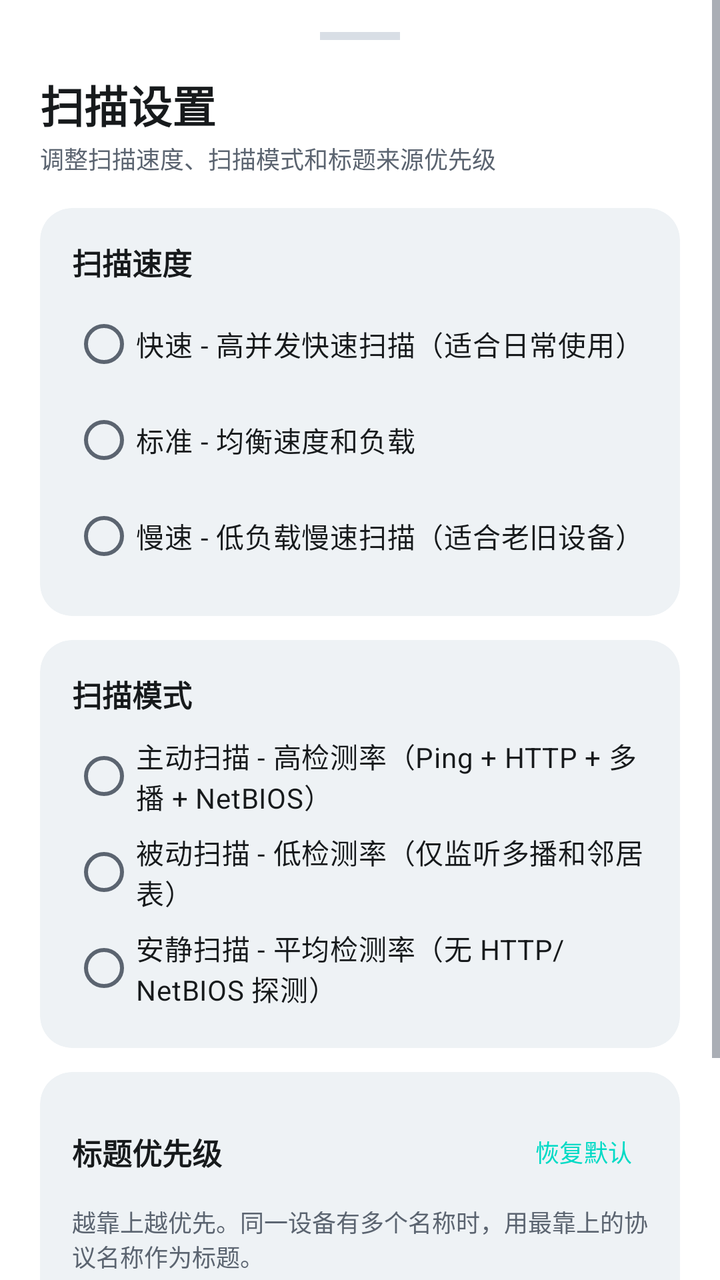
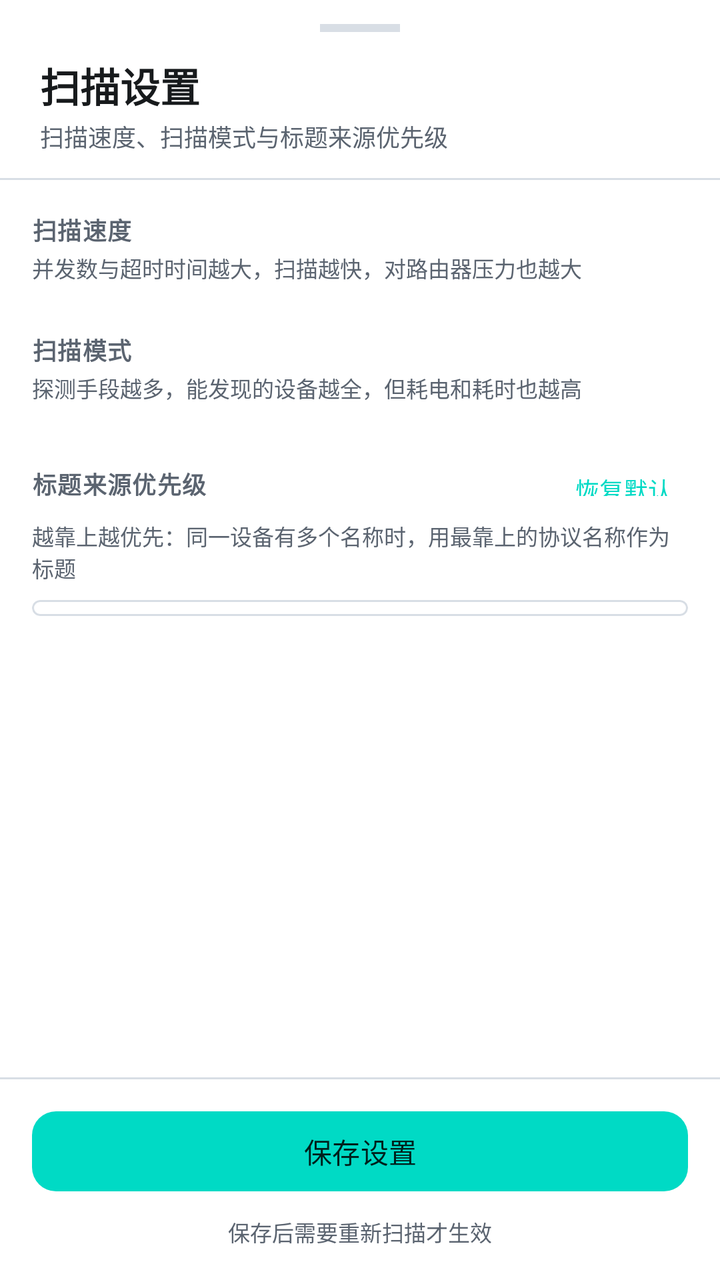

Two renders of the same Android screen: before a commit and after it. Below are the layout's source before the change and the commit's diff.
<!-- AndroidManifest.xml: application theme Theme.NetworkTool -->
<!-- res/layout/dialog_scan_settings.xml -->
<?xml version="1.0" encoding="utf-8"?>
<ScrollView xmlns:android="http://schemas.android.com/apk/res/android"
    xmlns:app="http://schemas.android.com/apk/res-auto"
    android:layout_width="match_parent"
    android:layout_height="wrap_content"
    android:background="?attr/colorSurface"
    android:fillViewport="true">

    <LinearLayout
        android:layout_width="match_parent"
        android:layout_height="wrap_content"
        android:orientation="vertical"
        android:paddingStart="@dimen/space_5"
        android:paddingTop="@dimen/space_4"
        android:paddingEnd="@dimen/space_5"
        android:paddingBottom="@dimen/space_5">

        <View
            android:layout_width="40dp"
            android:layout_height="4dp"
            android:layout_gravity="center_horizontal"
            android:background="?attr/colorOutlineVariant" />

        <TextView
            android:layout_width="wrap_content"
            android:layout_height="wrap_content"
            android:layout_marginTop="@dimen/space_4"
            android:text="扫描设置"
            android:textColor="?attr/colorOnSurface"
            android:textSize="22sp"
            android:textStyle="bold" />

        <TextView
            android:layout_width="wrap_content"
            android:layout_height="wrap_content"
            android:layout_marginTop="2dp"
            android:text="调整扫描速度、扫描模式和标题来源优先级"
            android:textColor="?attr/colorOnSurfaceVariant"
            android:textSize="12sp" />

        
        <com.google.android.material.card.MaterialCardView
            android:layout_width="match_parent"
            android:layout_height="wrap_content"
            android:layout_marginTop="@dimen/space_4"
            app:cardBackgroundColor="?attr/colorSurfaceVariant"
            app:cardCornerRadius="16dp"
            app:cardElevation="0dp"
            app:strokeWidth="0dp">

            <LinearLayout
                android:layout_width="match_parent"
                android:layout_height="wrap_content"
                android:orientation="vertical"
                android:padding="16dp">

                <TextView
                    android:layout_width="wrap_content"
                    android:layout_height="wrap_content"
                    android:text="扫描速度"
                    android:textColor="?attr/colorOnSurface"
                    android:textSize="15sp"
                    android:textStyle="bold" />

                <RadioGroup
                    android:id="@+id/speedGroup"
                    android:layout_width="match_parent"
                    android:layout_height="wrap_content"
                    android:layout_marginTop="6dp">

                    <RadioButton
                        android:id="@+id/speedFast"
                        android:layout_width="match_parent"
                        android:layout_height="wrap_content"
                        android:text="快速 - 高并发快速扫描（适合日常使用）"
                        android:textColor="?attr/colorOnSurface"
                        android:textSize="14sp"
                        android:buttonTint="?attr/colorPrimary" />

                    <RadioButton
                        android:id="@+id/speedStandard"
                        android:layout_width="match_parent"
                        android:layout_height="wrap_content"
                        android:text="标准 - 均衡速度和负载"
                        android:textColor="?attr/colorOnSurface"
                        android:textSize="14sp"
                        android:buttonTint="?attr/colorPrimary" />

                    <RadioButton
                        android:id="@+id/speedSlow"
                        android:layout_width="match_parent"
                        android:layout_height="wrap_content"
                        android:text="慢速 - 低负载慢速扫描（适合老旧设备）"
                        android:textColor="?attr/colorOnSurface"
                        android:textSize="14sp"
                        android:buttonTint="?attr/colorPrimary" />
                </RadioGroup>
            </LinearLayout>
        </com.google.android.material.card.MaterialCardView>

        
        <com.google.android.material.card.MaterialCardView
            android:layout_width="match_parent"
            android:layout_height="wrap_content"
            android:layout_marginTop="@dimen/space_3"
            app:cardBackgroundColor="?attr/colorSurfaceVariant"
            app:cardCornerRadius="16dp"
            app:cardElevation="0dp"
            app:strokeWidth="0dp">

            <LinearLayout
                android:layout_width="match_parent"
                android:layout_height="wrap_content"
                android:orientation="vertical"
                android:padding="16dp">

                <TextView
                    android:layout_width="wrap_content"
                    android:layout_height="wrap_content"
                    android:text="扫描模式"
                    android:textColor="?attr/colorOnSurface"
                    android:textSize="15sp"
                    android:textStyle="bold" />

                <RadioGroup
                    android:id="@+id/modeGroup"
                    android:layout_width="match_parent"
                    android:layout_height="wrap_content"
                    android:layout_marginTop="6dp">

                    <RadioButton
                        android:id="@+id/modeActive"
                        android:layout_width="match_parent"
                        android:layout_height="wrap_content"
                        android:text="主动扫描 - 高检测率（Ping + HTTP + 多播 + NetBIOS）"
                        android:textColor="?attr/colorOnSurface"
                        android:textSize="14sp"
                        android:buttonTint="?attr/colorPrimary" />

                    <RadioButton
                        android:id="@+id/modePassive"
                        android:layout_width="match_parent"
                        android:layout_height="wrap_content"
                        android:text="被动扫描 - 低检测率（仅监听多播和邻居表）"
                        android:textColor="?attr/colorOnSurface"
                        android:textSize="14sp"
                        android:buttonTint="?attr/colorPrimary" />

                    <RadioButton
                        android:id="@+id/modeQuiet"
                        android:layout_width="match_parent"
                        android:layout_height="wrap_content"
                        android:text="安静扫描 - 平均检测率（无 HTTP/NetBIOS 探测）"
                        android:textColor="?attr/colorOnSurface"
                        android:textSize="14sp"
                        android:buttonTint="?attr/colorPrimary" />
                </RadioGroup>
            </LinearLayout>
        </com.google.android.material.card.MaterialCardView>

        
        <com.google.android.material.card.MaterialCardView
            android:layout_width="match_parent"
            android:layout_height="wrap_content"
            android:layout_marginTop="@dimen/space_3"
            app:cardBackgroundColor="?attr/colorSurfaceVariant"
            app:cardCornerRadius="16dp"
            app:cardElevation="0dp"
            app:strokeWidth="0dp">

            <LinearLayout
                android:layout_width="match_parent"
                android:layout_height="wrap_content"
                android:orientation="vertical"
                android:padding="16dp">

                <LinearLayout
                    android:layout_width="match_parent"
                    android:layout_height="wrap_content"
                    android:gravity="center_vertical"
                    android:orientation="horizontal">

                    <TextView
                        android:layout_width="0dp"
                        android:layout_height="wrap_content"
                        android:layout_weight="1"
                        android:text="标题优先级"
                        android:textColor="?attr/colorOnSurface"
                        android:textSize="15sp"
                        android:textStyle="bold" />

                    <com.google.android.material.button.MaterialButton
                        android:id="@+id/btnResetPriority"
                        style="@style/Widget.NetworkTool.Button.TextButton"
                        android:layout_width="wrap_content"
                        android:layout_height="wrap_content"
                        android:minWidth="0dp"
                        android:paddingStart="8dp"
                        android:paddingEnd="8dp"
                        android:text="恢复默认"
                        android:textSize="12sp" />
                </LinearLayout>

                <TextView
                    android:layout_width="match_parent"
                    android:layout_height="wrap_content"
                    android:layout_marginTop="2dp"
                    android:text="越靠上越优先。同一设备有多个名称时，用最靠上的协议名称作为标题。"
                    android:textColor="?attr/colorOnSurfaceVariant"
                    android:textSize="12sp" />

                <LinearLayout
                    android:id="@+id/priorityList"
                    android:layout_width="match_parent"
                    android:layout_height="wrap_content"
                    android:layout_marginTop="8dp"
                    android:orientation="vertical" />
            </LinearLayout>
        </com.google.android.material.card.MaterialCardView>

        <com.google.android.material.button.MaterialButton
            android:id="@+id/btnSave"
            android:layout_width="match_parent"
            android:layout_height="48dp"
            android:layout_marginTop="@dimen/space_5"
            android:text="保存设置"
            app:cornerRadius="12dp" />

        <TextView
            android:layout_width="match_parent"
            android:layout_height="wrap_content"
            android:layout_marginTop="8dp"
            android:gravity="center"
            android:text="重新扫描后生效"
            android:textColor="?attr/colorOnSurfaceVariant"
            android:textSize="12sp" />
    </LinearLayout>
</ScrollView>
<!-- resources referenced by this layout -->
<resources>
  <dimen name="space_3">12dp</dimen>
  <dimen name="space_4">16dp</dimen>
  <dimen name="space_5">20dp</dimen>
  <style name="Widget.NetworkTool.Button.TextButton" parent="Widget.Material3.Button.TextButton">
          <item name="android:elevation">0dp</item>
          <item name="android:stateListAnimator">@null</item>
      </style>
  <style name="Theme.NetworkTool" parent="Theme.Material3.Light.NoActionBar">
          
          <item name="colorPrimary">@color/colorPrimary</item>
          <item name="colorPrimaryDark">@color/colorPrimaryDark</item>
          <item name="colorAccent">@color/colorAccent</item>
          <item name="colorOnPrimary">@color/colorOnPrimary</item>
          <item name="colorPrimaryContainer">@color/colorPrimaryContainer</item>
          <item name="colorOnPrimaryContainer">@color/colorOnPrimaryContainer</item>
  
          
          <item name="android:colorBackground">@color/colorBackground</item>
          <item name="colorSurface">@color/colorSurface</item>
          <item name="colorOnSurface">@color/colorOnSurface</item>
          <item name="colorOnBackground">@color/colorOnBackground</item>
          <item name="colorSurfaceVariant">@color/colorSurfaceContainer</item>
          <item name="colorOnSurfaceVariant">@color/textSecondary</item>
  
          
          <item name="colorOutline">@color/colorOutline</item>
          <item name="colorOutlineVariant">@color/colorOutlineVariant</item>
  
          
          <item name="android:textColorPrimary">@color/textPrimary</item>
          <item name="android:textColorSecondary">@color/textSecondary</item>
  
          
          <item name="android:statusBarColor">@color/colorBackground</item>
          <item name="android:navigationBarColor">@color/colorSurface</item>
          <item name="android:windowLightStatusBar">true</item>
          <item name="android:windowLightNavigationBar">true</item>
          <item name="android:windowBackground">@color/colorBackground</item>
          <item name="android:windowDrawsSystemBarBackgrounds">true</item>
  
          
          <item name="toolbarStyle">@style/Widget.NetworkTool.Toolbar</item>
          <item name="materialButtonStyle">@style/Widget.NetworkTool.Button</item>
      </style>
  <color name="colorPrimary">#00DAC5</color>
  <color name="colorPrimaryDark">#00B5A1</color>
  <color name="colorAccent">#00DAC5</color>
  <color name="colorOnPrimary">#00201C</color>
  <color name="colorPrimaryContainer">#B8FFF7</color>
  <color name="colorOnPrimaryContainer">#00201C</color>
  <color name="colorBackground">#F6F8FA</color>
  <color name="colorSurface">#FFFFFF</color>
  <color name="colorOnSurface">#171A1C</color>
  <color name="colorOnBackground">#171A1C</color>
  <color name="colorSurfaceContainer">#EEF2F5</color>
  <color name="textSecondary">#5B6470</color>
  <color name="colorOutline">#8A94A0</color>
  <color name="colorOutlineVariant">#D8DEE5</color>
  <color name="textPrimary">#171A1C</color>
  <style name="Widget.NetworkTool.Toolbar" parent="Widget.Material3.Toolbar">
          <item name="android:background">@android:color/transparent</item>
          <item name="android:elevation">0dp</item>
          <item name="titleTextColor">?attr/colorOnSurface</item>
          <item name="titleTextAppearance">@style/TextAppearance.NetworkTool.ToolbarTitle</item>
          <item name="subtitleTextColor">?attr/colorOnSurfaceVariant</item>
          <item name="navigationIconTint">?attr/colorOnSurface</item>
      </style>
  <style name="Widget.NetworkTool.Button" parent="Widget.Material3.Button">
          <item name="android:elevation">0dp</item>
          <item name="android:stateListAnimator">@null</item>
      </style>
  <style name="TextAppearance.NetworkTool.ToolbarTitle" parent="TextAppearance.Material3.TitleLarge">
          <item name="android:textSize">20sp</item>
          <item name="android:textStyle">bold</item>
          <item name="android:textColor">?attr/colorOnSurface</item>
      </style>
</resources>

<!-- the commit's change to res/layout/dialog_scan_settings.xml (unified diff, before → after) -->
@@ -1,19 +1,20 @@
 <?xml version="1.0" encoding="utf-8"?>
-<ScrollView xmlns:android="http://schemas.android.com/apk/res/android"
+<LinearLayout xmlns:android="http://schemas.android.com/apk/res/android"
     xmlns:app="http://schemas.android.com/apk/res-auto"
     android:layout_width="match_parent"
-    android:layout_height="wrap_content"
+    android:layout_height="match_parent"
     android:background="?attr/colorSurface"
-    android:fillViewport="true">
-
+    android:orientation="vertical">
+
+    
     <LinearLayout
         android:layout_width="match_parent"
         android:layout_height="wrap_content"
         android:orientation="vertical"
         android:paddingStart="@dimen/space_5"
-        android:paddingTop="@dimen/space_4"
+        android:paddingTop="@dimen/space_3"
         android:paddingEnd="@dimen/space_5"
-        android:paddingBottom="@dimen/space_5">
+        android:paddingBottom="@dimen/space_3">
 
         <View
             android:layout_width="40dp"
@@ -24,215 +25,193 @@
         <TextView
             android:layout_width="wrap_content"
             android:layout_height="wrap_content"
-            android:layout_marginTop="@dimen/space_4"
+            android:layout_marginTop="@dimen/space_3"
             android:text="扫描设置"
             android:textColor="?attr/colorOnSurface"
-            android:textSize="22sp"
+            android:textSize="20sp"
             android:textStyle="bold" />
 
         <TextView
             android:layout_width="wrap_content"
             android:layout_height="wrap_content"
             android:layout_marginTop="2dp"
-            android:text="调整扫描速度、扫描模式和标题来源优先级"
+            android:text="扫描速度、扫描模式与标题来源优先级"
             android:textColor="?attr/colorOnSurfaceVariant"
             android:textSize="12sp" />
 
-        
-        <com.google.android.material.card.MaterialCardView
+    </LinearLayout>
+
+    <View
+        android:layout_width="match_parent"
+        android:layout_height="1dp"
+        android:background="?attr/colorOutlineVariant" />
+
+    
+    <androidx.core.widget.NestedScrollView
+        android:layout_width="match_parent"
+        android:layout_height="0dp"
+        android:layout_weight="1"
+        android:fillViewport="true"
+        android:overScrollMode="ifContentScrolls"
+        android:scrollbars="none">
+
+        <LinearLayout
             android:layout_width="match_parent"
             android:layout_height="wrap_content"
-            android:layout_marginTop="@dimen/space_4"
-            app:cardBackgroundColor="?attr/colorSurfaceVariant"
-            app:cardCornerRadius="16dp"
-            app:cardElevation="0dp"
-            app:strokeWidth="0dp">
-
+            android:orientation="vertical"
+            android:paddingStart="@dimen/space_4"
+            android:paddingTop="@dimen/space_4"
+            android:paddingEnd="@dimen/space_4"
+            android:paddingBottom="@dimen/space_4">
+
+            
+            <TextView
+                android:layout_width="match_parent"
+                android:layout_height="wrap_content"
+                android:letterSpacing="0.04"
+                android:text="扫描速度"
+                android:textColor="?attr/colorOnSurfaceVariant"
+                android:textSize="12sp"
+                android:textStyle="bold" />
+
+            <TextView
+                android:layout_width="match_parent"
+                android:layout_height="wrap_content"
+                android:layout_marginTop="2dp"
+                android:text="并发数与超时时间越大，扫描越快，对路由器压力也越大"
+                android:textColor="?attr/colorOnSurfaceVariant"
+                android:textSize="11sp" />
+
+            <androidx.recyclerview.widget.RecyclerView
+                android:id="@+id/speedList"
+                android:layout_width="match_parent"
+                android:layout_height="wrap_content"
+                android:layout_marginTop="@dimen/space_2"
+                android:nestedScrollingEnabled="false"
+                android:overScrollMode="never" />
+
+            
+            <TextView
+                android:layout_width="match_parent"
+                android:layout_height="wrap_content"
+                android:layout_marginTop="@dimen/space_4"
+                android:letterSpacing="0.04"
+                android:text="扫描模式"
+                android:textColor="?attr/colorOnSurfaceVariant"
+                android:textSize="12sp"
+                android:textStyle="bold" />
+
+            <TextView
+                android:layout_width="match_parent"
+                android:layout_height="wrap_content"
+                android:layout_marginTop="2dp"
+                android:text="探测手段越多，能发现的设备越全，但耗电和耗时也越高"
+                android:textColor="?attr/colorOnSurfaceVariant"
+                android:textSize="11sp" />
+
+            <androidx.recyclerview.widget.RecyclerView
+                android:id="@+id/modeList"
+                android:layout_width="match_parent"
+                android:layout_height="wrap_content"
+                android:layout_marginTop="@dimen/space_2"
+                android:nestedScrollingEnabled="false"
+                android:overScrollMode="never" />
+
+            
             <LinearLayout
                 android:layout_width="match_parent"
                 android:layout_height="wrap_content"
-                android:orientation="vertical"
-                android:padding="16dp">
+                android:layout_marginTop="@dimen/space_4"
+                android:gravity="center_vertical"
+                android:orientation="horizontal">
 
                 <TextView
+                    android:layout_width="0dp"
+                    android:layout_height="wrap_content"
+                    android:layout_weight="1"
+                    android:letterSpacing="0.04"
+                    android:text="标题来源优先级"
+                    android:textColor="?attr/colorOnSurfaceVariant"
+                    android:textSize="12sp"
+                    android:textStyle="bold" />
+
+                <com.google.android.material.button.MaterialButton
+                    android:id="@+id/btnResetPriority"
+                    style="@style/Widget.NetworkTool.Button.TextButton"
                     android:layout_width="wrap_content"
-                    android:layout_height="wrap_content"
-                    android:text="扫描速度"
-                    android:textColor="?attr/colorOnSurface"
-                    android:textSize="15sp"
-                    android:textStyle="bold" />
-
-                <RadioGroup
-                    android:id="@+id/speedGroup"
-                    android:layout_width="match_parent"
-                    android:layout_height="wrap_content"
-                    android:layout_marginTop="6dp">
-
-                    <RadioButton
-                        android:id="@+id/speedFast"
-                        android:layout_width="match_parent"
-                        android:layout_height="wrap_content"
-                        android:text="快速 - 高并发快速扫描（适合日常使用）"
-                        android:textColor="?attr/colorOnSurface"
-                        android:textSize="14sp"
-                        android:buttonTint="?attr/colorPrimary" />
-
-                    <RadioButton
-                        android:id="@+id/speedStandard"
-                        android:layout_width="match_parent"
-                        android:layout_height="wrap_content"
-                        android:text="标准 - 均衡速度和负载"
-                        android:textColor="?attr/colorOnSurface"
-                        android:textSize="14sp"
-                        android:buttonTint="?attr/colorPrimary" />
-
-                    <RadioButton
-                        android:id="@+id/speedSlow"
-                        android:layout_width="match_parent"
-                        android:layout_height="wrap_content"
-                        android:text="慢速 - 低负载慢速扫描（适合老旧设备）"
-                        android:textColor="?attr/colorOnSurface"
-                        android:textSize="14sp"
-                        android:buttonTint="?attr/colorPrimary" />
-                </RadioGroup>
+                    android:layout_height="32dp"
+                    android:minWidth="0dp"
+                    android:paddingStart="@dimen/space_2"
+                    android:paddingEnd="@dimen/space_2"
+                    android:text="恢复默认"
+                    android:textSize="12sp" />
             </LinearLayout>
-        </com.google.android.material.card.MaterialCardView>
-
-        
-        <com.google.android.material.card.MaterialCardView
-            android:layout_width="match_parent"
-            android:layout_height="wrap_content"
-            android:layout_marginTop="@dimen/space_3"
-            app:cardBackgroundColor="?attr/colorSurfaceVariant"
-            app:cardCornerRadius="16dp"
-            app:cardElevation="0dp"
-            app:strokeWidth="0dp">
-
-            <LinearLayout
-                android:layout_width="match_parent"
-                android:layout_height="wrap_content"
-                android:orientation="vertical"
-                android:padding="16dp">
-
-                <TextView
-                    android:layout_width="wrap_content"
-                    android:layout_height="wrap_content"
-                    android:text="扫描模式"
-                    android:textColor="?attr/colorOnSurface"
-                    android:textSize="15sp"
-                    android:textStyle="bold" />
-
-                <RadioGroup
-                    android:id="@+id/modeGroup"
-                    android:layout_width="match_parent"
-                    android:layout_height="wrap_content"
-                    android:layout_marginTop="6dp">
-
-                    <RadioButton
-                        android:id="@+id/modeActive"
-                        android:layout_width="match_parent"
-                        android:layout_height="wrap_content"
-                        android:text="主动扫描 - 高检测率（Ping + HTTP + 多播 + NetBIOS）"
-                        android:textColor="?attr/colorOnSurface"
-                        android:textSize="14sp"
-                        android:buttonTint="?attr/colorPrimary" />
-
-                    <RadioButton
-                        android:id="@+id/modePassive"
-                        android:layout_width="match_parent"
-                        android:layout_height="wrap_content"
-                        android:text="被动扫描 - 低检测率（仅监听多播和邻居表）"
-                        android:textColor="?attr/colorOnSurface"
-                        android:textSize="14sp"
-                        android:buttonTint="?attr/colorPrimary" />
-
-                    <RadioButton
-                        android:id="@+id/modeQuiet"
-                        android:layout_width="match_parent"
-                        android:layout_height="wrap_content"
-                        android:text="安静扫描 - 平均检测率（无 HTTP/NetBIOS 探测）"
-                        android:textColor="?attr/colorOnSurface"
-                        android:textSize="14sp"
-                        android:buttonTint="?attr/colorPrimary" />
-                </RadioGroup>
-            </LinearLayout>
-        </com.google.android.material.card.MaterialCardView>
-
-        
-        <com.google.android.material.card.MaterialCardView
-            android:layout_width="match_parent"
-            android:layout_height="wrap_content"
-            android:layout_marginTop="@dimen/space_3"
-            app:cardBackgroundColor="?attr/colorSurfaceVariant"
-            app:cardCornerRadius="16dp"
-            app:cardElevation="0dp"
-            app:strokeWidth="0dp">
-
-            <LinearLayout
-                android:layout_width="match_parent"
-                android:layout_height="wrap_content"
-                android:orientation="vertical"
-                android:padding="16dp">
-
-                <LinearLayout
-                    android:layout_width="match_parent"
-                    android:layout_height="wrap_content"
-                    android:gravity="center_vertical"
-                    android:orientation="horizontal">
-
-                    <TextView
-                        android:layout_width="0dp"
-                        android:layout_height="wrap_content"
-                        android:layout_weight="1"
-                        android:text="标题优先级"
-                        android:textColor="?attr/colorOnSurface"
-                        android:textSize="15sp"
-                        android:textStyle="bold" />
-
-                    <com.google.android.material.button.MaterialButton
-                        android:id="@+id/btnResetPriority"
-                        style="@style/Widget.NetworkTool.Button.TextButton"
-                        android:layout_width="wrap_content"
-                        android:layout_height="wrap_content"
-                        android:minWidth="0dp"
-                        android:paddingStart="8dp"
-                        android:paddingEnd="8dp"
-                        android:text="恢复默认"
-                        android:textSize="12sp" />
-                </LinearLayout>
-
-                <TextView
-                    android:layout_width="match_parent"
-                    android:layout_height="wrap_content"
-                    android:layout_marginTop="2dp"
-                    android:text="越靠上越优先。同一设备有多个名称时，用最靠上的协议名称作为标题。"
-                    android:textColor="?attr/colorOnSurfaceVariant"
-                    android:textSize="12sp" />
+
+            <TextView
+                android:layout_width="match_parent"
+                android:layout_height="wrap_content"
+                android:layout_marginTop="2dp"
+                android:text="越靠上越优先：同一设备有多个名称时，用最靠上的协议名称作为标题"
+                android:textColor="?attr/colorOnSurfaceVariant"
+                android:textSize="11sp" />
+
+            <com.google.android.material.card.MaterialCardView
+                android:layout_width="match_parent"
+                android:layout_height="wrap_content"
+                android:layout_marginTop="@dimen/space_2"
+                app:cardBackgroundColor="@android:color/transparent"
+                app:cardCornerRadius="12dp"
+                app:cardElevation="0dp"
+                app:strokeColor="?attr/colorOutlineVariant"
+                app:strokeWidth="1dp">
 
                 <LinearLayout
                     android:id="@+id/priorityList"
                     android:layout_width="match_parent"
                     android:layout_height="wrap_content"
-                    android:layout_marginTop="8dp"
-                    android:orientation="vertical" />
-            </LinearLayout>
-        </com.google.android.material.card.MaterialCardView>
+                    android:orientation="vertical"
+                    android:paddingStart="@dimen/space_3"
+                    android:paddingTop="@dimen/space_1"
+                    android:paddingEnd="@dimen/space_1"
+                    android:paddingBottom="@dimen/space_1" />
+
+            </com.google.android.material.card.MaterialCardView>
+
+        </LinearLayout>
+
+    </androidx.core.widget.NestedScrollView>
+
+    <View
+        android:layout_width="match_parent"
+        android:layout_height="1dp"
+        android:background="?attr/colorOutlineVariant" />
+
+    
+    <LinearLayout
+        android:layout_width="match_parent"
+        android:layout_height="wrap_content"
+        android:orientation="vertical"
+        android:paddingStart="@dimen/space_4"
+        android:paddingTop="@dimen/space_3"
+        android:paddingEnd="@dimen/space_4"
+        android:paddingBottom="@dimen/space_4">
 
         <com.google.android.material.button.MaterialButton
             android:id="@+id/btnSave"
             android:layout_width="match_parent"
             android:layout_height="48dp"
-            android:layout_marginTop="@dimen/space_5"
             android:text="保存设置"
             app:cornerRadius="12dp" />
 
         <TextView
             android:layout_width="match_parent"
             android:layout_height="wrap_content"
-            android:layout_marginTop="8dp"
+            android:layout_marginTop="@dimen/space_2"
             android:gravity="center"
-            android:text="重新扫描后生效"
+            android:text="保存后需要重新扫描才生效"
             android:textColor="?attr/colorOnSurfaceVariant"
-            android:textSize="12sp" />
+            android:textSize="11sp" />
+
     </LinearLayout>
-</ScrollView>
+
+</LinearLayout>
<!-- resource entries referenced after the edit -->
@@ -1,5 +1,7 @@
 <!-- resources referenced by this layout -->
 <resources>
+  <dimen name="space_1">4dp</dimen>
+  <dimen name="space_2">8dp</dimen>
   <dimen name="space_3">12dp</dimen>
   <dimen name="space_4">16dp</dimen>
   <dimen name="space_5">20dp</dimen>
